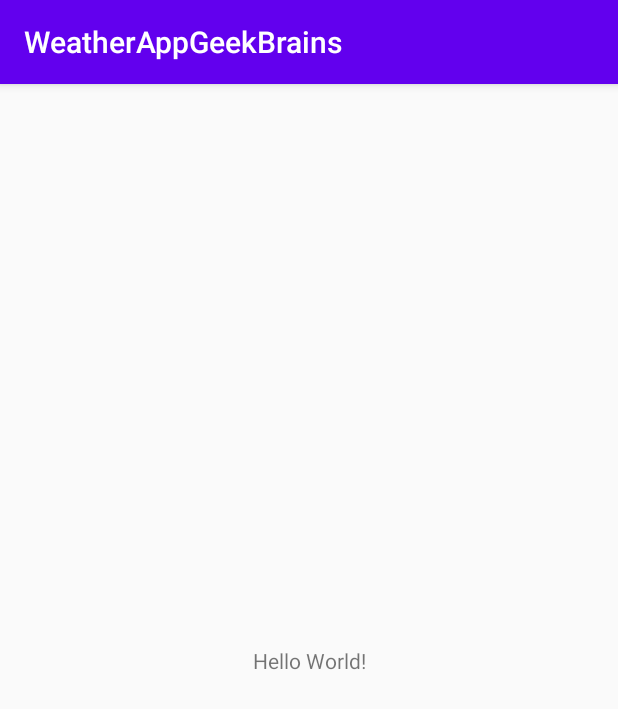
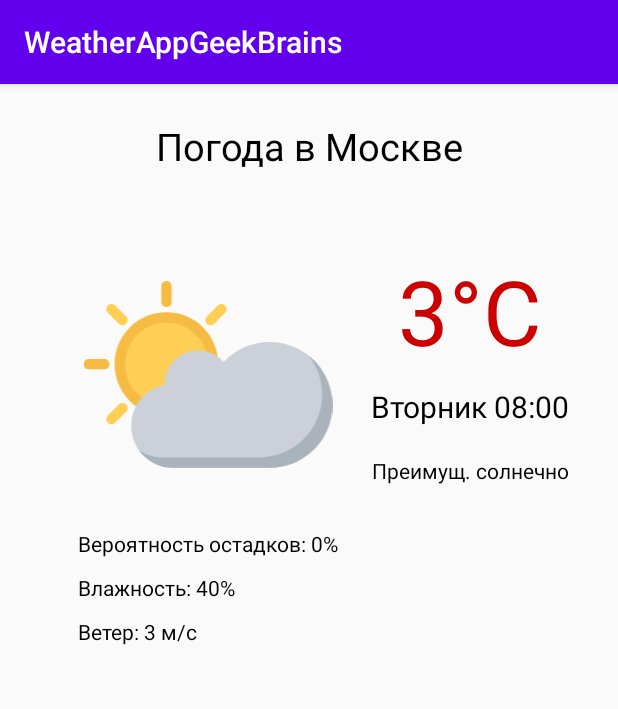
Before and after one commit to Ivan7771998/WeatherAppGeekBrains, an Android app: the screen it shows after launch (MainActivity), on a phone screen of 412 x 824 dp. Shown: the top 709 px of the screen. Run offline under Robolectric (Android 15) with nearby library versions, the phone set to English and light mode, and no system bars.

Commit message:
finish homework1

```diff
--- /dev/null
+++ b/app/src/main/res/drawable/ic_image_weather.xml
@@ -0,0 +1,12 @@
+<vector android:height="200dp" android:viewportHeight="511.985"
+    android:viewportWidth="511.985" android:width="200dp" xmlns:android="http://schemas.android.com/apk/res/android">
+    <path android:fillColor="#FFCE54" android:pathData="M170.667,330.661c-52.936,0 -95.997,-43.076 -95.997,-95.997c0,-52.936 43.062,-95.996 95.997,-95.996s95.997,43.061 95.997,95.996C266.664,287.585 223.602,330.661 170.667,330.661z"/>
+    <path android:fillColor="#F6BB42" android:pathData="M170.667,127.996c-58.904,0 -106.669,47.748 -106.669,106.668c0,58.905 47.765,106.653 106.669,106.653s106.669,-47.748 106.669,-106.653C277.336,175.744 229.571,127.996 170.667,127.996zM231.009,294.991c-16.124,16.124 -37.546,24.999 -60.342,24.999s-44.218,-8.875 -60.342,-24.999c-16.108,-16.109 -24.999,-37.546 -24.999,-60.327c0,-22.796 8.891,-44.232 24.999,-60.342c16.124,-16.124 37.546,-24.999 60.342,-24.999s44.218,8.875 60.342,24.999c16.108,16.109 24.983,37.546 24.983,60.342C255.992,257.445 247.117,278.882 231.009,294.991z"/>
+    <path android:fillColor="#FFCE54" android:pathData="M72.623,317.631l-22.64,22.624c-4.156,4.156 -4.156,10.906 0,15.078c2.094,2.078 4.813,3.125 7.547,3.125c2.733,0 5.468,-1.047 7.546,-3.125l22.625,-22.625c4.172,-4.172 4.172,-10.921 0,-15.077C83.529,313.459 76.779,313.459 72.623,317.631z"/>
+    <path android:fillColor="#FFCE54" android:pathData="M291.335,113.98c-4.156,-4.156 -10.906,-4.156 -15.077,0l-22.625,22.625c-4.172,4.172 -4.172,10.921 0,15.093c2.078,2.078 4.813,3.125 7.547,3.125c2.719,0 5.453,-1.047 7.531,-3.125l22.624,-22.624C295.507,124.902 295.507,118.152 291.335,113.98z"/>
+    <path android:fillColor="#F6BB42" android:pathData="M170.667,63.998c-5.891,0 -10.672,4.781 -10.672,10.672v31.999c0,5.89 4.781,10.655 10.672,10.655s10.671,-4.766 10.671,-10.655V74.67C181.338,68.779 176.557,63.998 170.667,63.998z"/>
+    <path android:fillColor="#FFCE54" android:pathData="M72.623,151.698c2.078,2.078 4.813,3.125 7.531,3.125c2.734,0 5.469,-1.047 7.547,-3.125c4.172,-4.172 4.172,-10.921 0,-15.093L65.076,113.98c-4.172,-4.156 -10.921,-4.156 -15.093,0c-4.156,4.172 -4.156,10.922 0,15.094L72.623,151.698z"/>
+    <path android:fillColor="#F6BB42" android:pathData="M53.343,234.664c0,-5.891 -4.781,-10.671 -10.672,-10.671H10.672C4.781,223.993 0,228.773 0,234.664s4.781,10.656 10.672,10.656h31.999C48.561,245.32 53.343,240.555 53.343,234.664z"/>
+    <path android:fillColor="#CCD1D9" android:pathData="M382.66,189.338c-37.28,0 -70.872,15.78 -94.466,41.014c-12.655,-14.562 -31.296,-23.78 -52.107,-23.78c-38.093,0 -68.967,30.89 -68.967,68.983c0,0.578 0,1.141 0.016,1.718c-39.358,7.984 -68.998,42.78 -68.998,84.498c0,47.607 38.608,86.216 86.216,86.216h198.307c71.435,0 129.324,-57.905 129.324,-129.324C511.984,247.226 454.095,189.338 382.66,189.338z"/>
+    <path android:fillColor="#AAB2BC" android:pathData="M462.813,217.165c17.438,22.046 27.844,49.89 27.844,80.154c0,71.435 -57.904,129.34 -129.325,129.34H163.026c-18.358,0 -35.374,-5.75 -49.357,-15.531c15.593,22.281 41.437,36.858 70.685,36.858h198.307c71.435,0 129.324,-57.905 129.324,-129.324C511.984,277.507 492.766,240.851 462.813,217.165z"/>
+</vector>
--- a/app/src/main/res/layout/activity_main.xml
+++ b/app/src/main/res/layout/activity_main.xml
@@ -7,12 +7,97 @@
     tools:context=".MainActivity">
 
     <TextView
+        android:id="@+id/titleWeather"
+        android:layout_width="0dp"
+        android:layout_height="wrap_content"
+        android:layout_marginTop="24dp"
+        android:gravity="center"
+        android:text="@string/title_weather"
+        android:textColor="@android:color/black"
+        android:textSize="@dimen/size_title_weather"
+        app:layout_constraintEnd_toEndOf="parent"
+        app:layout_constraintStart_toStartOf="parent"
+        app:layout_constraintTop_toTopOf="parent" />
+
+    <ImageView
+        android:id="@+id/imageWeather"
+        android:layout_width="173dp"
+        android:layout_height="166dp"
+        android:layout_marginStart="52dp"
+        android:layout_marginTop="52dp"
+        app:layout_constraintStart_toStartOf="parent"
+        app:layout_constraintTop_toBottomOf="@+id/titleWeather"
+        app:srcCompat="@drawable/ic_image_weather" />
+
+    <TextView
+        android:id="@+id/textDayTimeNow"
         android:layout_width="wrap_content"
         android:layout_height="wrap_content"
-        android:text="Hello World!"
-        app:layout_constraintBottom_toBottomOf="parent"
-        app:layout_constraintLeft_toLeftOf="parent"
-        app:layout_constraintRight_toRightOf="parent"
-        app:layout_constraintTop_toTopOf="parent" />
+        android:layout_marginTop="10dp"
+        android:text="@string/text_day_time_now"
+        android:textColor="@android:color/black"
+        android:textSize="20sp"
+        app:layout_constraintEnd_toEndOf="@+id/textTemperature"
+        app:layout_constraintStart_toStartOf="@+id/textTemperature"
+        app:layout_constraintTop_toBottomOf="@+id/textTemperature" />
 
+    <TextView
+        android:id="@+id/textStatusWeather"
+        android:layout_width="wrap_content"
+        android:layout_height="wrap_content"
+        android:layout_marginTop="10dp"
+        android:text="@string/text_status_weather"
+        android:textColor="@android:color/black"
+        app:layout_constraintBottom_toBottomOf="@+id/imageWeather"
+        app:layout_constraintEnd_toEndOf="@+id/textDayTimeNow"
+        app:layout_constraintStart_toStartOf="@+id/textDayTimeNow"
+        app:layout_constraintTop_toBottomOf="@+id/textDayTimeNow" />
+
+    <TextView
+        android:id="@+id/textTemperature"
+        android:layout_width="0dp"
+        android:layout_height="wrap_content"
+        android:layout_marginStart="10dp"
+        android:layout_marginEnd="20dp"
+        android:gravity="center"
+        android:text="@string/text_temperature"
+        android:textColor="@android:color/holo_red_dark"
+        android:textSize="60sp"
+        app:layout_constraintEnd_toEndOf="parent"
+        app:layout_constraintStart_toEndOf="@+id/imageWeather"
+        app:layout_constraintTop_toTopOf="@+id/imageWeather" />
+
+    <TextView
+        android:id="@+id/textPrecipitation"
+        android:layout_width="0dp"
+        android:layout_height="wrap_content"
+        android:layout_marginTop="20dp"
+        android:layout_marginEnd="25dp"
+        android:text="@string/text_precipitation"
+        android:textColor="@android:color/black"
+        app:layout_constraintEnd_toEndOf="parent"
+        app:layout_constraintStart_toStartOf="@+id/imageWeather"
+        app:layout_constraintTop_toBottomOf="@+id/imageWeather" />
+
+    <TextView
+        android:id="@+id/textHumidity"
+        android:layout_width="0dp"
+        android:layout_height="wrap_content"
+        android:layout_marginTop="10dp"
+        android:text="@string/humidity"
+        android:textColor="@android:color/black"
+        app:layout_constraintEnd_toEndOf="@+id/textPrecipitation"
+        app:layout_constraintStart_toStartOf="@+id/textPrecipitation"
+        app:layout_constraintTop_toBottomOf="@+id/textPrecipitation" />
+
+    <TextView
+        android:id="@+id/textWind"
+        android:layout_width="0dp"
+        android:layout_height="wrap_content"
+        android:layout_marginTop="10dp"
+        android:text="@string/text_wind"
+        android:textColor="@android:color/black"
+        app:layout_constraintEnd_toEndOf="@+id/textHumidity"
+        app:layout_constraintStart_toStartOf="@+id/textHumidity"
+        app:layout_constraintTop_toBottomOf="@+id/textHumidity" />
 </androidx.constraintlayout.widget.ConstraintLayout>
--- /dev/null
+++ b/app/src/main/res/values/dimens.xml
@@ -0,0 +1,4 @@
+<?xml version="1.0" encoding="utf-8"?>
+<resources>
+    <dimen name="size_title_weather">25sp</dimen>
+</resources>
--- a/app/src/main/res/values/strings.xml
+++ b/app/src/main/res/values/strings.xml
@@ -1,3 +1,10 @@
 <resources>
     <string name="app_name">WeatherAppGeekBrains</string>
+    <string name="title_weather">Погода в Москве</string>
+    <string name="text_status_weather">Преимущ. солнечно</string>
+    <string name="text_temperature">3°C</string>
+    <string name="text_precipitation">Вероятность остадков: 0%</string>
+    <string name="humidity">Влажность: 40%</string>
+    <string name="text_wind">Ветер: 3 м/с</string>
+    <string name="text_day_time_now">Вторник 08:00</string>
 </resources>
```
Also changed, not shown: app/src/main/res/drawable/partly_cloudy.png (added).
